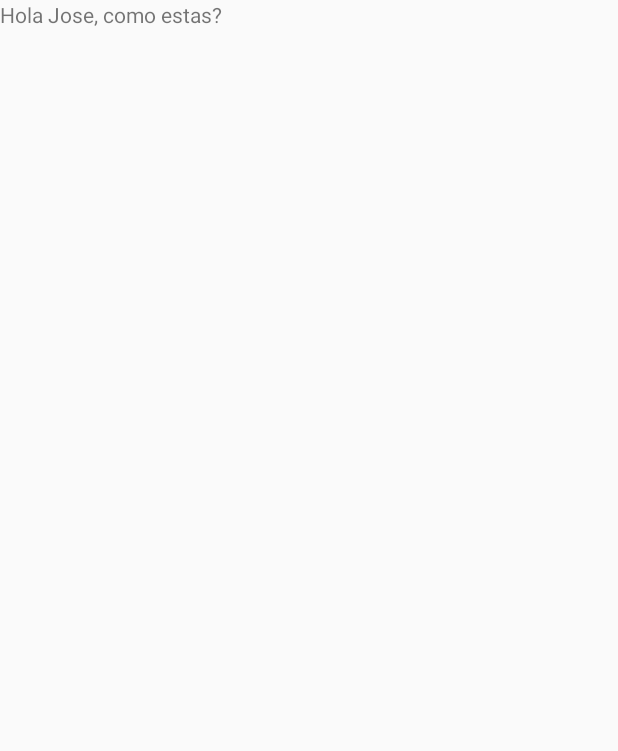
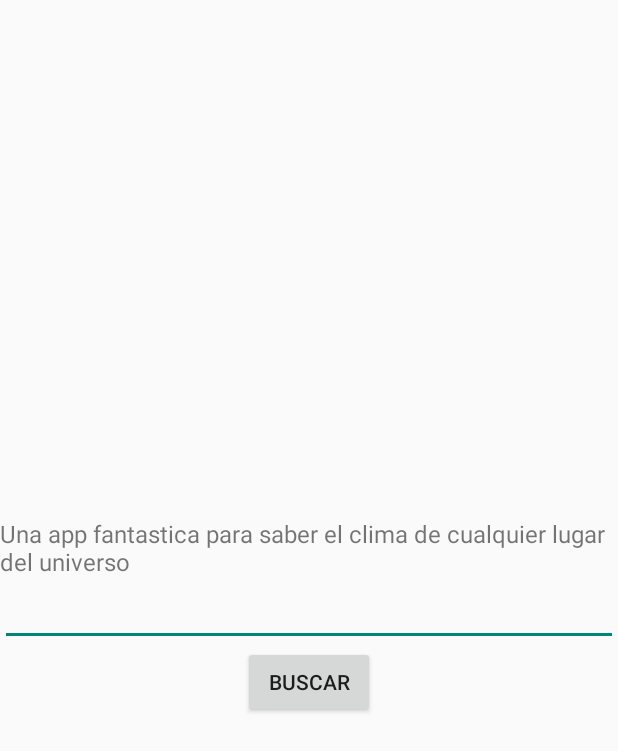
Before and after one commit to necronet/ClimaMassiel, an Android app: the screen it shows after launch (MainActivity), on a phone screen of 412 x 824 dp. Before the commit the part shown is almost empty. Shown: the top 751 px of the screen. Run offline under Robolectric (Android 15) with nearby library versions, the phone set to English and light mode, and no system bars.

```diff
--- a/app/src/main/java/com/massiel/clima/MainActivity.java
+++ b/app/src/main/java/com/massiel/clima/MainActivity.java
@@ -2,6 +2,10 @@ package com.massiel.clima;
 
 import android.app.Activity;
 import android.os.Bundle;
+import android.view.View;
+import android.widget.Button;
+import android.widget.EditText;
+import android.widget.Toast;
 
 /**
  * Created by payerdis on 10/6/15.
@@ -12,5 +16,18 @@ public class MainActivity extends Activity {
     protected void onCreate(Bundle savedInstanceState) {
         super.onCreate(savedInstanceState);
         setContentView(R.layout.main_activity);
+        Button buttonBuscar = (Button) findViewById(R.id.button_buscar);
+
+        buttonBuscar.setOnClickListener(new View.OnClickListener() {
+            @Override
+            public void onClick(View view) {
+                EditText editText_ciudad = (EditText) findViewById(R.id.editText_ciudad);
+                String ciudad = editText_ciudad.getText().toString();
+
+                Toast.makeText(MainActivity.this,ciudad, Toast.LENGTH_LONG).show();
+            }
+        });
     }
+
+
 }
--- a/app/src/main/res/layout/main_activity.xml
+++ b/app/src/main/res/layout/main_activity.xml
@@ -1,11 +1,25 @@
 <?xml version="1.0" encoding="utf-8"?>
 <LinearLayout xmlns:android="http://schemas.android.com/apk/res/android"
     android:orientation="vertical" android:layout_width="match_parent"
-    android:layout_height="match_parent">
+    android:layout_height="match_parent" android:gravity="center">
 
     <TextView
         android:layout_width="wrap_content"
         android:layout_height="wrap_content"
-        android:text="Hola Jose, como estas?"
-        android:id="@+id/textView" />
+        android:text="Una app fantastica para saber el clima de cualquier lugar del universo"
+        android:id="@+id/textView"
+        android:textSize="16sp" />
+
+    <EditText
+        android:layout_width="match_parent"
+        android:layout_height="wrap_content"
+        android:id="@+id/editText_ciudad" />
+
+    <Button
+        android:layout_width="wrap_content"
+        android:layout_height="wrap_content"
+        android:text="Buscar"
+        android:id="@+id/button_buscar"
+        android:layout_gravity="center_horizontal" />
+
 </LinearLayout>
```
